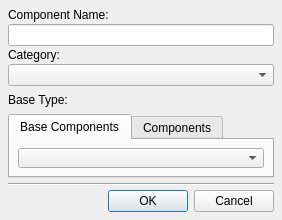
Before: the Qt Designer form ui/createcomponentdialog.ui in maxavadallat/maxdesigner, drawn with Qt 5.
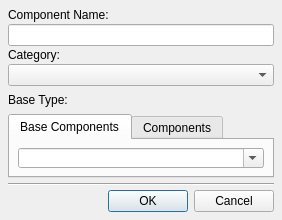
After: the same form once the commit is applied.

The edit to the form file:
```diff
--- a/ui/createcomponentdialog.ui
+++ b/ui/createcomponentdialog.ui
@@ -132,6 +132,9 @@
            <verstretch>0</verstretch>
           </sizepolicy>
          </property>
+         <property name="editable">
+          <bool>true</bool>
+         </property>
         </widget>
        </item>
       </layout>
```
Left out of the diff: 6 changed lines with no effect on the pictures.
